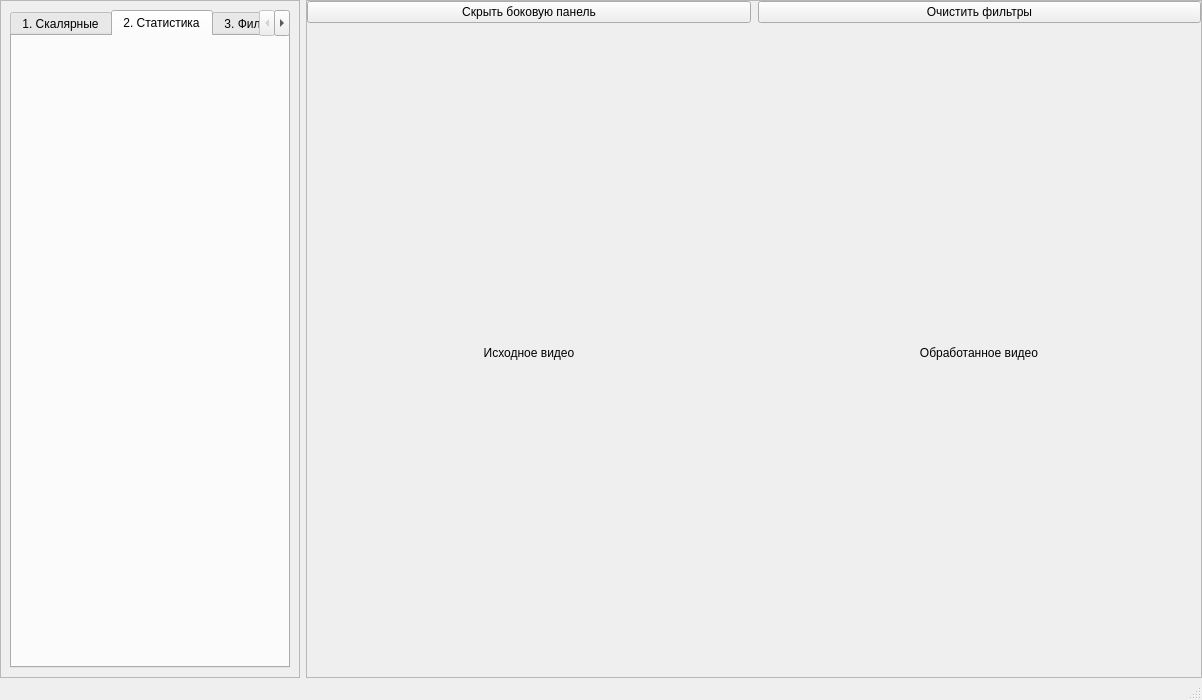
meshkovaalisa/Final_CV2, file main_window.ui: the form before one commit.
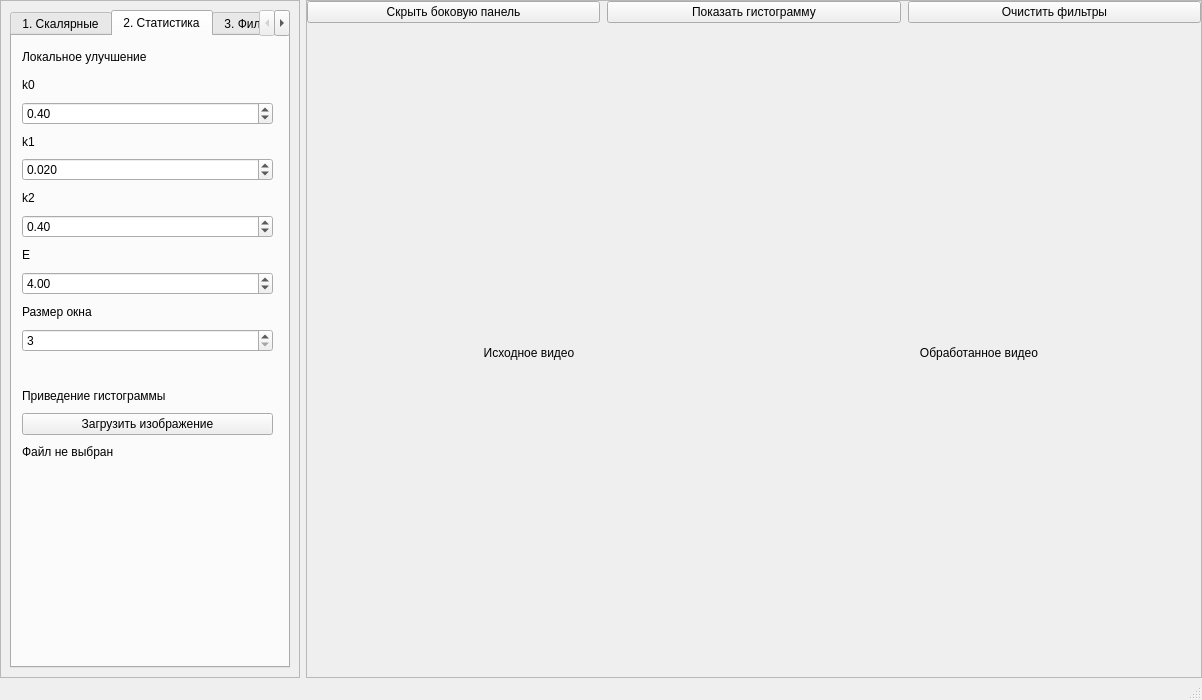
The form after the commit. The open tabs and pages were chosen to show the change.

Commit message: обработка гистограмм

```diff
--- a/main_window.ui
+++ b/main_window.ui
@@ -150,6 +150,171 @@
           <attribute name="title">
            <string>2. Статистика</string>
           </attribute>
+          <widget class="QWidget" name="verticalLayoutWidget">
+           <property name="geometry">
+            <rect>
+             <x>10</x>
+             <y>10</y>
+             <width>251</width>
+             <height>417</height>
+            </rect>
+           </property>
+           <layout class="QVBoxLayout" name="verticalLayout">
+            <item>
+             <widget class="QLabel" name="label_4">
+              <property name="text">
+               <string>Локальное улучшение</string>
+              </property>
+             </widget>
+            </item>
+            <item>
+             <widget class="QLabel" name="label_5">
+              <property name="text">
+               <string>k0</string>
+              </property>
+             </widget>
+            </item>
+            <item>
+             <widget class="QDoubleSpinBox" name="spin_k0">
+              <property name="minimum">
+               <double>0.100000000000000</double>
+              </property>
+              <property name="maximum">
+               <double>0.700000000000000</double>
+              </property>
+              <property name="singleStep">
+               <double>0.050000000000000</double>
+              </property>
+              <property name="value">
+               <double>0.400000000000000</double>
+              </property>
+             </widget>
+            </item>
+            <item>
+             <widget class="QLabel" name="label_6">
+              <property name="text">
+               <string>k1</string>
+              </property>
+             </widget>
+            </item>
+            <item>
+             <widget class="QDoubleSpinBox" name="spin_k1">
+              <property name="decimals">
+               <number>3</number>
+              </property>
+              <property name="minimum">
+               <double>0.005000000000000</double>
+              </property>
+              <property name="maximum">
+               <double>0.100000000000000</double>
+              </property>
+              <property name="singleStep">
+               <double>0.001000000000000</double>
+              </property>
+              <property name="value">
+               <double>0.020000000000000</double>
+              </property>
+             </widget>
+            </item>
+            <item>
+             <widget class="QLabel" name="label_7">
+              <property name="text">
+               <string>k2</string>
+              </property>
+             </widget>
+            </item>
+            <item>
+             <widget class="QDoubleSpinBox" name="spin_k2">
+              <property name="minimum">
+               <double>0.300000000000000</double>
+              </property>
+              <property name="maximum">
+               <double>0.800000000000000</double>
+              </property>
+              <property name="singleStep">
+               <double>0.010000000000000</double>
+              </property>
+              <property name="value">
+               <double>0.400000000000000</double>
+              </property>
+             </widget>
+            </item>
+            <item>
+             <widget class="QLabel" name="label_8">
+              <property name="text">
+               <string>E</string>
+              </property>
+             </widget>
+            </item>
+            <item>
+             <widget class="QDoubleSpinBox" name="spin_E">
+              <property name="minimum">
+               <double>2.000000000000000</double>
+              </property>
+              <property name="maximum">
+               <double>7.000000000000000</double>
+              </property>
+              <property name="singleStep">
+               <double>0.200000000000000</double>
+              </property>
+              <property name="value">
+               <double>4.000000000000000</double>
+              </property>
+             </widget>
+            </item>
+            <item>
+             <widget class="QLabel" name="label_9">
+              <property name="text">
+               <string>Размер окна</string>
+              </property>
+             </widget>
+            </item>
+            <item>
+             <widget class="QSpinBox" name="spin_win">
+              <property name="minimum">
+               <number>3</number>
+              </property>
+              <property name="maximum">
+               <number>51</number>
+              </property>
+              <property name="singleStep">
+               <number>2</number>
+              </property>
+              <property name="displayIntegerBase">
+               <number>10</number>
+              </property>
+             </widget>
+            </item>
+            <item>
+             <widget class="QLabel" name="label_10">
+              <property name="text">
+               <string/>
+              </property>
+             </widget>
+            </item>
+            <item>
+             <widget class="QLabel" name="label_11">
+              <property name="text">
+               <string>Приведение гистограммы</string>
+              </property>
+             </widget>
+            </item>
+            <item>
+             <widget class="QPushButton" name="btn_load_template">
+              <property name="text">
+               <string>Загрузить изображение</string>
+              </property>
+             </widget>
+            </item>
+            <item>
+             <widget class="QLabel" name="label_template_name">
+              <property name="text">
+               <string>Файл не выбран</string>
+              </property>
+             </widget>
+            </item>
+           </layout>
+          </widget>
          </widget>
          <widget class="QWidget" name="tab_hist_filter">
           <attribute name="title">
@@ -233,6 +398,13 @@
            </property>
           </widget>
          </item>
+         <item>
+          <widget class="QPushButton" name="check_show_hist">
+           <property name="text">
+            <string>Показать гистограмму</string>
+           </property>
+          </widget>
+         </item>
          <item>
           <widget class="QPushButton" name="btn_reset_filters">
            <property name="text">
```
Left out of the diff: 64 changed lines with no effect on the pictures. The commit also changes 1 other file.
